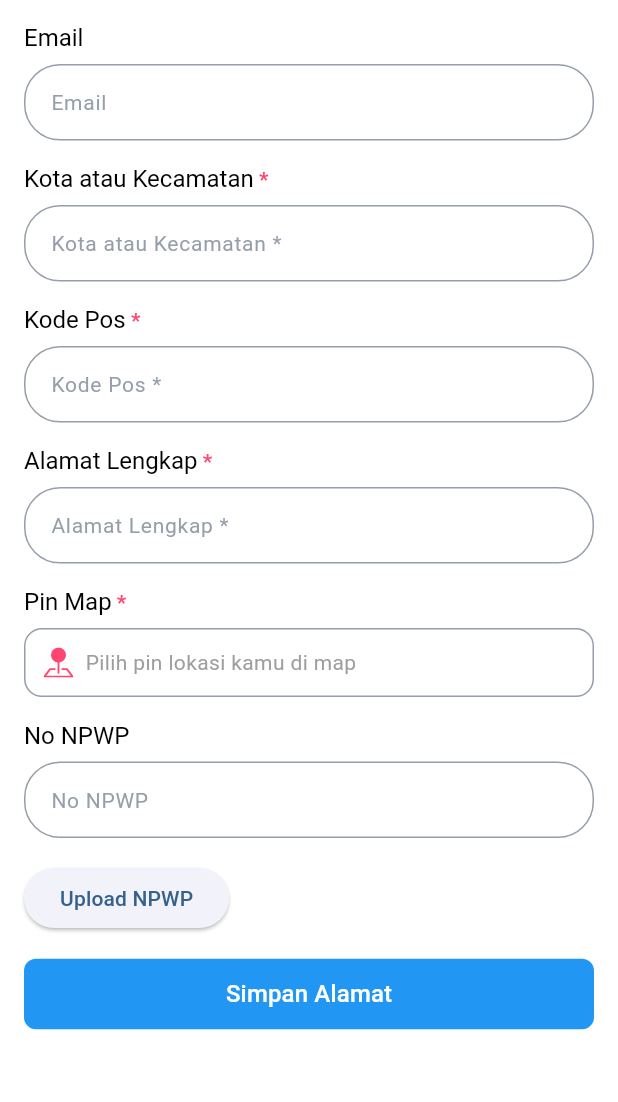
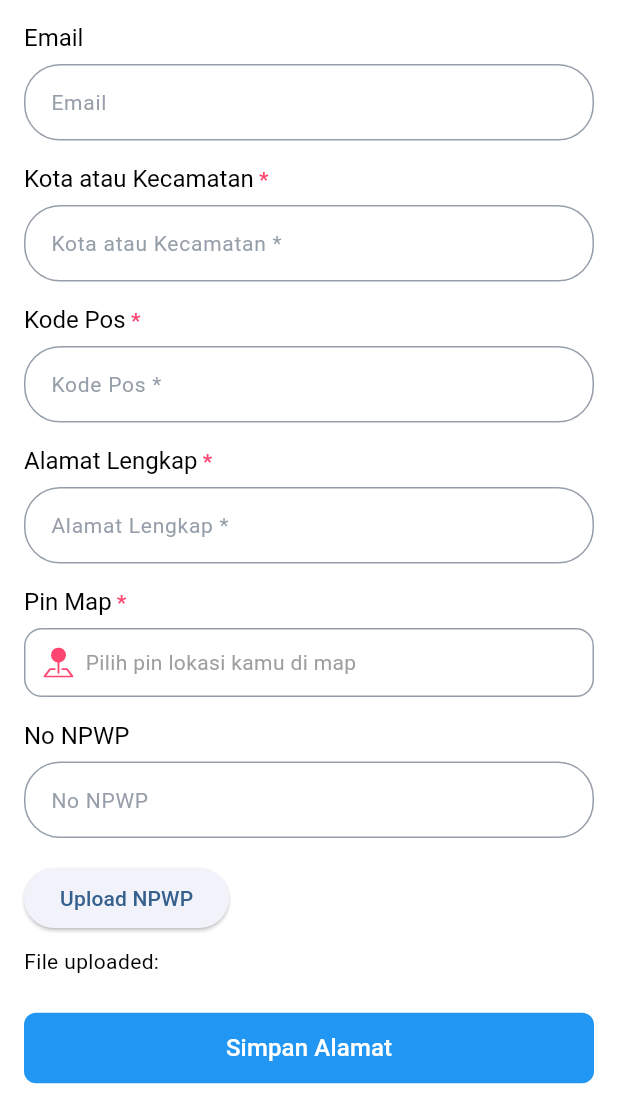
Before and after one commit to oocengg/alamatku_app, a Flutter app: the EditAddressScreen screen opened directly with empty values, scrolled down 249 dp, on a phone screen of 412 x 824 dp, the part 134-1236 px from its top. Run offline on Flutter 3.47's test engine with Material 3 defaults, Android fonts, the phone set to English and light mode, and no system bars; our stand-ins replace bootstrap_icons, dio, file_picker, flutter_map, geolocator, google_fonts and 2 more; missing offline and left inert: flutter_floating_bottom_bar; accounts and stored records are empty; network calls fail; Roboto replaces fonts that are missing (Heebo).

Commit message:
[Intg] Update NPWP

```diff
--- a/lib/features/address/model/services/address_service.dart
+++ b/lib/features/address/model/services/address_service.dart
@@ -1,3 +1,5 @@
+import 'dart:io';
+
 import 'package:alamatku_app/core/services/api_client.dart';
 import 'package:alamatku_app/features/address/model/models/address_model.dart';
 import 'package:dio/dio.dart';
@@ -119,4 +121,34 @@
       throw Exception(e.toString());
     }
   }
+
+  Future<String?> uploadNpwpFileDio(File file) async {
+    try {
+      final fileName = file.path.split('/').last;
+
+      final formData = FormData.fromMap({
+        'file_data': await MultipartFile.fromFile(
+          file.path,
+          filename: fileName,
+        ),
+      });
+
+      final response = await _apiClient.dio.post(
+        '/api/blueray/file/upload',
+        data: formData,
+      );
+
+      final data = response.data;
+
+      if (data['action'] == true && data['file_url'] != null) {
+        return data['file_url'];
+      } else {
+        throw Exception('Upload gagal: ${data['message'] ?? 'Unknown error'}');
+      }
+    } on DioException catch (e) {
+      throw Exception('Upload gagal: ${e.message}');
+    } catch (e) {
+      throw Exception('Upload gagal');
+    }
+  }
 }
--- a/lib/features/address/views/add_address_screen.dart
+++ b/lib/features/address/views/add_address_screen.dart
@@ -256,7 +256,7 @@
                             addressProvider.longMap ?? 0,
                             addressProvider.mapAddressController.text,
                             addressProvider.npwpController.text,
-                            addressProvider.npwpController.text,
+                            addressProvider.npwpFileLink ?? '',
                           );
 
                           Navigator.pop(context);
--- a/lib/features/address/views/address_screen.dart
+++ b/lib/features/address/views/address_screen.dart
@@ -105,6 +105,8 @@
                   )
                 else
                   Center(child: Text('Failed')),
+
+                SizedBox(height: 100),
               ],
             ),
           );
--- a/lib/features/address/views/edit_address_screen.dart
+++ b/lib/features/address/views/edit_address_screen.dart
@@ -61,6 +61,8 @@
         pinMap: widget.pinMap,
         lat: widget.lat,
         long: widget.long,
+        npwp: widget.npwp,
+        linkNpwp: widget.linkNpwp,
       );
     });
   }
@@ -295,7 +297,7 @@
                             addressProvider.longMap ?? 0,
                             addressProvider.mapAddressController.text,
                             addressProvider.npwpController.text,
-                            addressProvider.npwpController.text,
+                            addressProvider.npwpFileLink ?? '',
                           );
 
                           Navigator.pop(context);
--- a/lib/features/home/provider/home_provider.dart
+++ /dev/null
@@ -1,30 +0,0 @@
-import 'package:alamatku_app/core/services/location_services.dart';
-import 'package:flutter/material.dart';
-import 'package:geolocator/geolocator.dart';
-
-class HomeProvider extends ChangeNotifier {
-  Position? _currentPosition;
-  List<Map<String, String>> _daftarAlamat = [];
-
-  Position? get currentPosition => _currentPosition;
-  List<Map<String, String>> get daftarAlamat => _daftarAlamat;
-
-  Future<void> loadLocationAndAlamat() async {
-    try {
-      // Load alamat dari dummy data atau API
-      _daftarAlamat = [
-        {"label": "Rumah", "alamat": "Jl. Mawar No.1"},
-        {"label": "Kantor", "alamat": "Jl. Melati No.2"},
-        {"label": "Kos", "alamat": "Jl. Anggrek No.3"},
-      ];
-
-      // Get current location dari service
-      _currentPosition = await LocationService().getCurrentLocation();
-
-      notifyListeners();
-    } catch (e) {
-      // Handle error
-      print('Error loading location and alamat: $e');
-    }
-  }
-}
--- a/lib/features/menu_bar/provider/menu_bar_provider.dart
+++ b/lib/features/menu_bar/provider/menu_bar_provider.dart
@@ -1,7 +1,6 @@
 // import 'package:bootstrap_icons/bootstrap_icons.dart';
 import 'package:alamatku_app/core/state/app_state.dart';
 import 'package:alamatku_app/features/address/views/address_screen.dart';
-import 'package:alamatku_app/features/home/views/home_screen.dart';
 import 'package:alamatku_app/features/profile/views/profile_screen.dart';
 import 'package:bootstrap_icons/bootstrap_icons.dart';
 import 'package:flutter/cupertino.dart';
@@ -25,25 +24,16 @@
     notifyListeners();
   }
 
-  final List icon = [
-    BootstrapIcons.house,
-    BootstrapIcons.pin_map,
-    BootstrapIcons.person,
-  ];
+  final List icon = [BootstrapIcons.pin_map, BootstrapIcons.person];
 
   final List iconActive = [
-    BootstrapIcons.house_fill,
     BootstrapIcons.pin_map_fill,
     BootstrapIcons.person_fill,
   ];
 
   // Title buat Icon Diatas
-  final List<String> title = ['Beranda', 'Alamatku', 'Akun'];
+  final List<String> title = ['Alamatku', 'Akun'];
 
   // Pages untuk icon icon diatas
-  final List<Widget> pages = [
-    const HomeScreen(),
-    const AddressScreen(),
-    const ProfileScreen(),
-  ];
+  final List<Widget> pages = [const AddressScreen(), const ProfileScreen()];
 }
--- a/lib/my_app.dart
+++ b/lib/my_app.dart
@@ -3,7 +3,6 @@
 import 'package:alamatku_app/features/address/provider/address_provider.dart';
 import 'package:alamatku_app/features/auth/provider/auth_login_provider.dart';
 import 'package:alamatku_app/features/auth/provider/auth_register_provider.dart';
-import 'package:alamatku_app/features/home/provider/home_provider.dart';
 import 'package:alamatku_app/features/menu_bar/provider/menu_bar_provider.dart';
 import 'package:alamatku_app/features/profile/provider/profile_provider.dart';
 import 'package:alamatku_app/features/splash/views/splash_screen.dart';
@@ -20,7 +19,6 @@
     return MultiProvider(
       providers: [
         ChangeNotifierProvider(create: (context) => MenuBarProvider()),
-        ChangeNotifierProvider(create: (context) => HomeProvider()),
         ChangeNotifierProvider(create: (context) => AddressProvider()),
         ChangeNotifierProvider(create: (context) => AuthRegisterProvider()),
         ChangeNotifierProvider(create: (context) => AuthLoginProvider()),
```
Also changed, not shown: lib/features/address/provider/address_provider.dart (+20 -21 lines), lib/features/home/views/home_screen.dart (deleted, +0 -137 lines), lib/features/home/widgets/item_widget/alamat_item.dart (deleted, +0 -34 lines), lib/features/profile/views/profile_screen.dart (+0 -21 lines), lib/features/splash/views/splash_screen.dart (+3 -8 lines).
